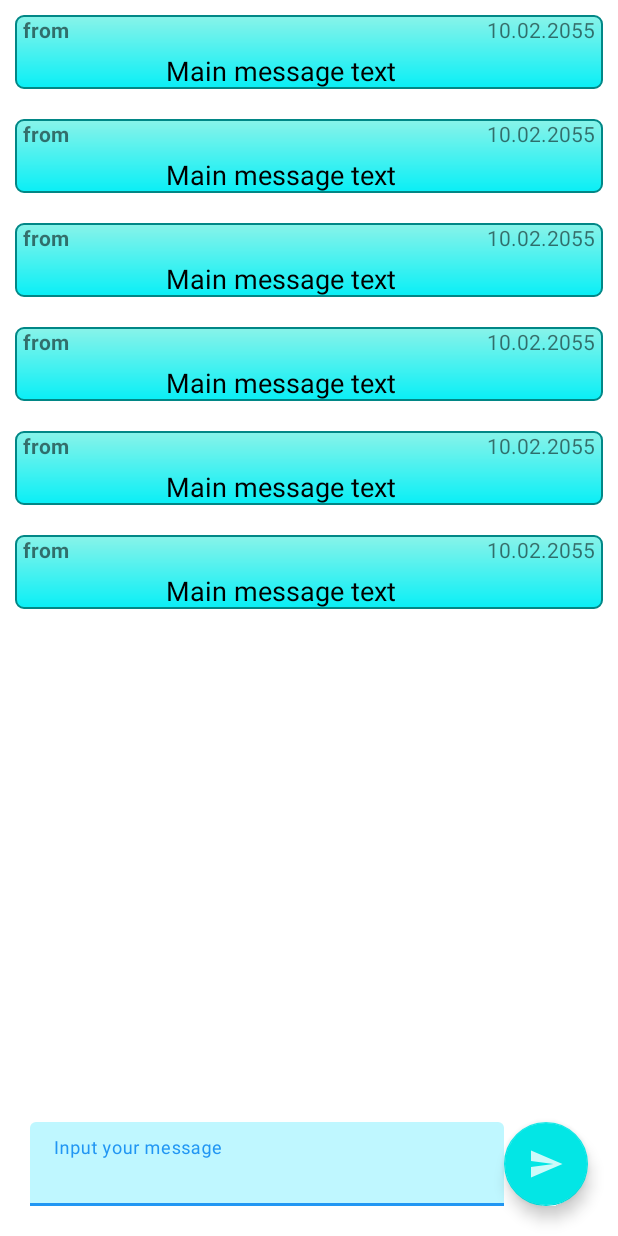
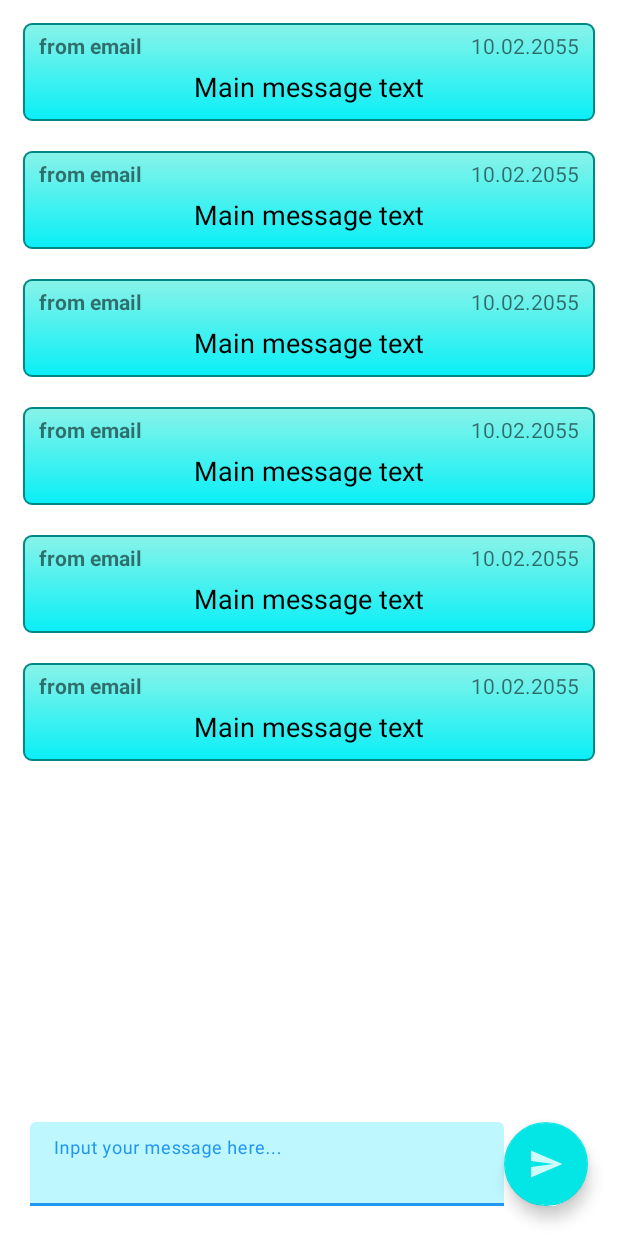
Before and after one commit to Argamm/Chat-App, an Android app: the layout activity_main.xml on its own in the app's theme, with its tools: preview values and no code run, on a phone screen of 412 x 824 dp. Run offline under Robolectric (Android 15) with nearby library versions, the phone set to English and light mode, and no system bars.

```diff
--- a/app/src/main/java/com/example/chatapp/Message.kt
+++ b/app/src/main/java/com/example/chatapp/Message.kt
@@ -1,6 +1,8 @@
 package com.example.chatapp
 
+import java.time.LocalDateTime
 import java.util.*
+import kotlin.time.Duration.Companion.days
 
 class Message {
     var name: String = ""
--- a/app/src/main/res/layout/activity_main.xml
+++ b/app/src/main/res/layout/activity_main.xml
@@ -4,6 +4,7 @@
     xmlns:tools="http://schemas.android.com/tools"
     android:layout_width="match_parent"
     android:layout_height="match_parent"
+    android:id="@+id/activityContainer"
     tools:context=".MainActivity">
 
 
@@ -39,14 +40,14 @@
             android:layout_width="match_parent"
             android:layout_height="wrap_content"
             android:id="@+id/editMessageText"
-            android:hint="Input your message"
+            android:hint="@string/input_your_message_here"
             />
     </com.google.android.material.textfield.TextInputLayout>
 
     <androidx.recyclerview.widget.RecyclerView
         android:layout_width="match_parent"
         android:layout_height="0dp"
-        android:id="@+id/recyclerMessageList"
+        android:id="@+id/messageRecyclerView"
         app:layout_constraintBottom_toTopOf="@+id/textInputLayout"
         app:layout_constraintEnd_toEndOf="parent"
         app:layout_constraintStart_toStartOf="parent"
@@ -54,6 +55,14 @@
         app:layoutManager="androidx.recyclerview.widget.LinearLayoutManager"
         tools:listitem="@layout/list_item"
         tools:itemCount="21"
-    />
+        android:layout_margin="@dimen/dp_5"/>
+
+    <include
+        app:layout_constraintStart_toStartOf="parent"
+        app:layout_constraintEnd_toEndOf="parent"
+        app:layout_constraintTop_toTopOf="parent"
+        android:visibility="gone"
+        android:id="@+id/listItemsLayout"
+        layout="@layout/list_item"/>
 
 </androidx.constraintlayout.widget.ConstraintLayout>
--- a/app/src/main/res/layout/list_item.xml
+++ b/app/src/main/res/layout/list_item.xml
@@ -1,9 +1,11 @@
 <?xml version="1.0" encoding="utf-8"?>
 <androidx.constraintlayout.widget.ConstraintLayout xmlns:android="http://schemas.android.com/apk/res/android"
     xmlns:app="http://schemas.android.com/apk/res-auto"
+    xmlns:tools="http://schemas.android.com/tools"
     android:layout_width="match_parent"
     android:layout_height="wrap_content"
     android:layout_margin="10dp"
+    android:padding="@dimen/dp_5"
     android:background="@drawable/message_item_background">
 
     <androidx.appcompat.widget.AppCompatTextView
@@ -12,7 +14,7 @@
         android:layout_height="wrap_content"
         app:layout_constraintTop_toTopOf="parent"
         app:layout_constraintStart_toStartOf="parent"
-        android:text="from "
+        android:text="from email"
         app:layout_goneMarginStart="@dimen/dp_5"
         android:textColor="#8B000000"
         android:layout_marginStart="@dimen/dp_5"
@@ -22,23 +24,24 @@
         android:id="@+id/messageTime"
         android:layout_width="wrap_content"
         android:layout_height="wrap_content"
+        android:layout_marginEnd="@dimen/dp_5"
+        android:text="10.02.2055"
         android:textColor="#8B000000"
-        android:layout_marginEnd="@dimen/dp_5"
-        app:layout_constraintTop_toTopOf="parent"
         app:layout_constraintEnd_toEndOf="parent"
-        android:text="10.02.2055" />
+        app:layout_constraintTop_toTopOf="parent" />
 
     <androidx.appcompat.widget.AppCompatTextView
         android:id="@+id/messageText"
         android:layout_width="wrap_content"
         android:layout_height="wrap_content"
+        android:layout_marginVertical="@dimen/dp_5"
         android:text="Main message text"
+        android:textAppearance="@style/TextAppearance.AppCompat.Body1"
+        android:textColor="@color/black"
         android:textSize="18sp"
-        android:textColor="@color/black"
-        android:textAppearance="@style/TextAppearance.AppCompat.Body1"
-        android:layout_marginTop="@dimen/dp_5"
-        app:layout_constraintEnd_toStartOf="@+id/messageTime"
-        app:layout_constraintStart_toEndOf="@+id/messageUser"
+        app:layout_constraintBottom_toBottomOf="parent"
+        app:layout_constraintEnd_toEndOf="parent"
+        app:layout_constraintStart_toStartOf="parent"
         app:layout_constraintTop_toBottomOf="@+id/messageUser" />
 
 
--- a/app/src/main/res/values/strings.xml
+++ b/app/src/main/res/values/strings.xml
@@ -1,3 +1,4 @@
 <resources>
     <string name="app_name">Chat App</string>
+    <string name="input_your_message_here">Input your message here...</string>
 </resources>
--- a/build.gradle
+++ b/build.gradle
@@ -3,7 +3,6 @@ buildscript {
     repositories {
         // Make sure that you have the following two repositories
         google()  // Google's Maven repository
-
         mavenCentral()  // Maven Central repository
 
     }
@@ -25,7 +24,6 @@ allprojects {
     repositories {
         // Make sure that you have the following two repositories
         google()  // Google's Maven repository
-
         mavenCentral()  // Maven Central repository
 
     }
```
Also changed, not shown: app/build.gradle (+19 -3 lines), app/src/main/java/com/example/chatapp/Extenshion.kt (added, +19 -0 lines), app/src/main/java/com/example/chatapp/MainActivity.kt (+123 -2 lines), app/src/main/java/com/example/chatapp/MessageAdapter.kt (added, +48 -0 lines), app/src/main/java/com/example/chatapp/MessageViewHolder.kt (added, +23 -0 lines).
